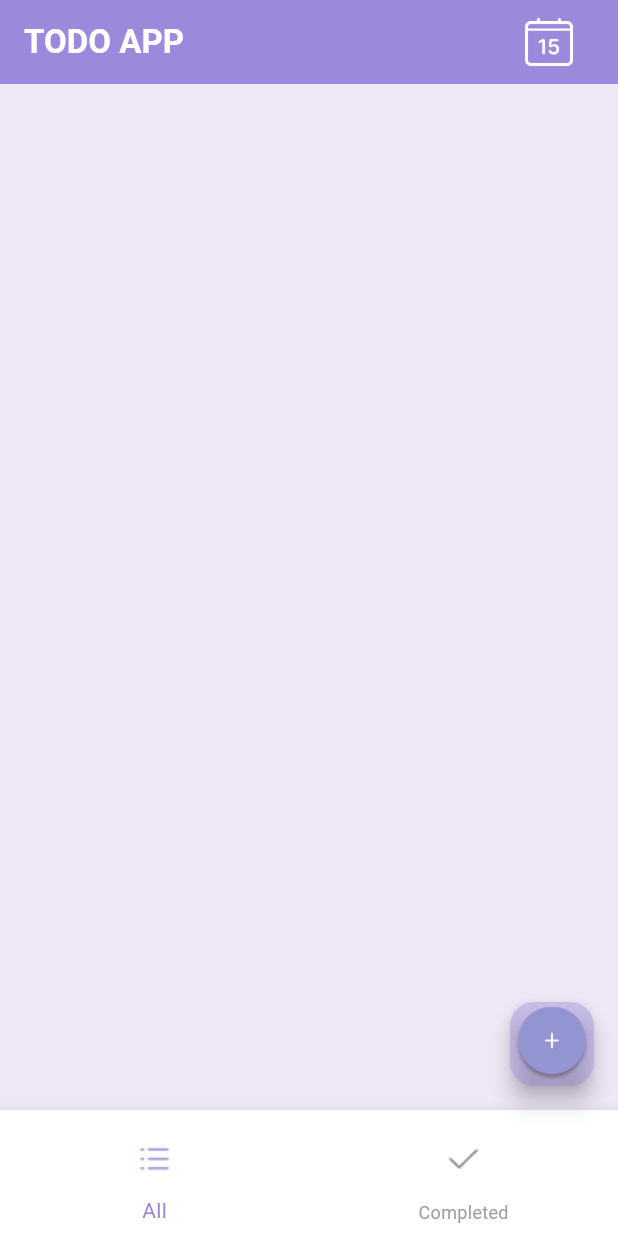
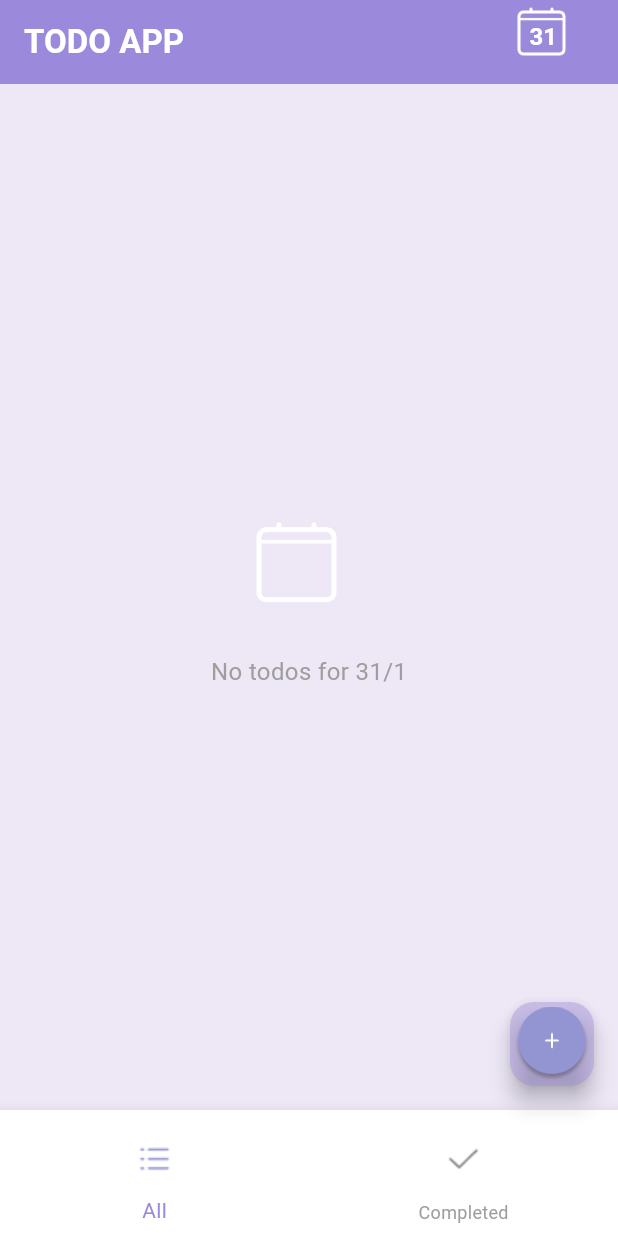
Before and after one commit to Demo7Vlizer/ToDo_API, a Flutter app: the screen it shows after launch, on a phone screen of 412 x 824 dp. Run offline on Flutter 3.47's test engine with Material 3 defaults, Android fonts, the phone set to English and light mode, and no system bars; our stand-ins replace get, shimmer, table_calendar; network calls fail.

Commit message:
adding date and date picker and dates funtionality

```diff
--- a/lib/models/todo.model.dart
+++ b/lib/models/todo.model.dart
@@ -3,13 +3,15 @@ class TodoModel {
   String title;
   String dec;
   bool isCompleted;
+  DateTime createdAt;
 
   TodoModel({
     required this.id,
     required this.title,
     required this.dec,
     this.isCompleted = false,
-  });
+    DateTime? createdAt,
+  }) : this.createdAt = createdAt ?? DateTime.now();
 
   factory TodoModel.fromJson(Map<String, dynamic> json) {
     return TodoModel(
@@ -17,6 +19,7 @@ class TodoModel {
       title: json['title'] as String,
       dec: json['dec'] as String,
       isCompleted: json['isCompleted'] as bool? ?? false,
+      createdAt: DateTime.tryParse(json['createdAt'] ?? '') ?? DateTime.now(),
     );
   }
 
@@ -26,6 +29,7 @@ class TodoModel {
       'title': title,
       'dec': dec,
       'isCompleted': isCompleted,
+      'createdAt': createdAt.toIso8601String(),
     };
   }
 }
--- a/lib/todo_page.dart
+++ b/lib/todo_page.dart
@@ -7,7 +7,9 @@ import 'package:new_poject/screens/add_todo_screen.dart';
 import 'package:new_poject/screens/completed_todos_screen.dart';
 import 'package:new_poject/components/loading/todo_skeleton.dart';
 import 'package:new_poject/controllers/loading_controller.dart';
+import 'package:new_poject/components/calendar_dialog.dart';
 
+// ignore: use_key_in_widget_constructors
 class TodoPage extends StatelessWidget {
   final TodoController controller = Get.put(TodoController());
   final LoadingController loadingController = Get.find();
@@ -19,15 +21,49 @@ class TodoPage extends StatelessWidget {
         title: Row(
           mainAxisAlignment: MainAxisAlignment.spaceBetween,
           children: [
-            Text(
+            const Text(
               'TODO APP',
               style:
                   TextStyle(color: Colors.white, fontWeight: FontWeight.bold),
             ),
+            Stack(
+              alignment: Alignment.center,
+              children: [
+                GestureDetector(
+                  onTap: () {
+                    showDialog(
+                      context: context,
+                      builder: (context) => CalendarDialog(
+                        selectedDate: controller.selectedDate.value,
+                        onDateSelected: controller.updateSelectedDate,
+                        datesWithTodos: controller.datesWithTodos,
+                      ),
+                    );
+                  },
+                  child: Stack(
+                    alignment: Alignment.center,
+                    children: [
                       Image.asset('assets/img/calendar.png', height: 60),
+                      Positioned(
+                        top: 16,
+                        left: 17,
+                        child: Obx(() => Text(
+                              '${controller.selectedDate.value.day}',
+                              style: const TextStyle(
+                                color: Colors.white,
+                                fontWeight: FontWeight.bold,
+                                fontSize: 16,
+                              ),
+                            )),
+                      ),
                     ],
                   ),
-        backgroundColor: Color(0xFF9B8ADB),
+                ),
+              ],
+            ),
+          ],
+        ),
+        backgroundColor: const Color(0xFF9B8ADB),
         elevation: 0,
       ),
       body: Obx(
@@ -35,11 +71,29 @@ class TodoPage extends StatelessWidget {
           children: [
             loadingController.isFetching.value
                 ? ListView.builder(
-                    padding: EdgeInsets.all(16),
-                    itemCount: controller.TodoList.length > 0
+                    padding: const EdgeInsets.all(16),
+                    itemCount: controller.TodoList.isNotEmpty
                         ? controller.TodoList.length
-                        : 3, // Show 3 skeletons if list is empty
+                        : 3,
                     itemBuilder: (context, index) => TodoSkeleton(),
+                  )
+                : controller.TodoList.isEmpty
+                    ? Center(
+                        child: Column(
+                          mainAxisAlignment: MainAxisAlignment.center,
+                          children: [
+                            Image.asset('assets/img/calendarNoTodos.png',
+                                height: 100),
+                            // SizedBox(height: 5),
+                            Text(
+                              'No todos for ${controller.selectedDate.value.day}/${controller.selectedDate.value.month}',
+                              style: TextStyle(
+                                color: Colors.grey,
+                                fontSize: 16,
+                              ),
+                            ),
+                          ],
+                        ),
                       )
                     : ListView.builder(
                         padding: EdgeInsets.all(16),
--- a/pubspec.yaml
+++ b/pubspec.yaml
@@ -33,6 +33,7 @@ dependencies:
   get: ^4.6.5  # or the latest version
   http: ^1.1.0
   shimmer: ^3.0.0
+  table_calendar: ^3.0.9
 
   # The following adds the Cupertino Icons font to your application.
   # Use with the CupertinoIcons class for iOS style icons.
@@ -65,6 +66,7 @@ flutter:
     - assets/img/Add New ToDo Button.png
     - assets/img/All_Icon.png
     - assets/img/calendar.png
+    - assets/img/calendarNoTodos.png
     - assets/img/CheckCircle.png
     - assets/img/Pencil.png
     - assets/img/Tick.png
```
Also changed, not shown: lib/components/calendar_dialog.dart (added, +63 -0 lines), lib/controllers/api/Todo_Controller.dart (+26 -4 lines), assets/img/calendar.png, pubspec.lock. Lines whose indentation alone changed are shown as unchanged.
